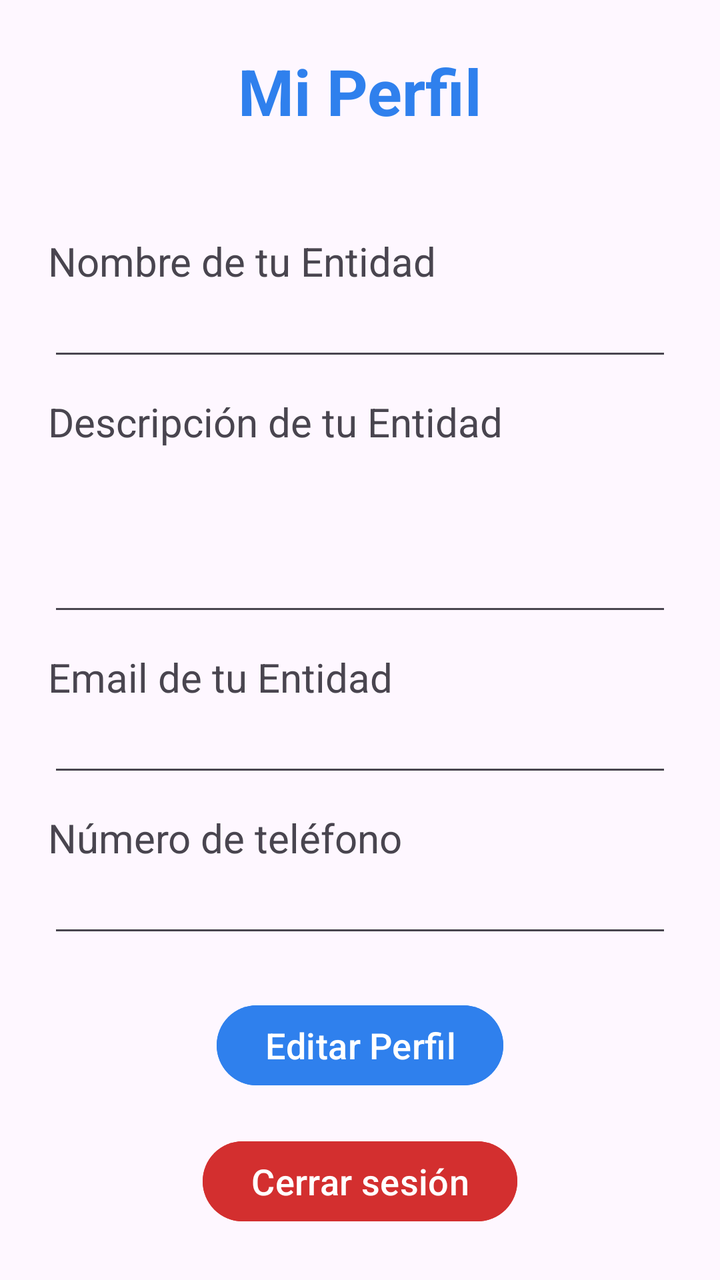
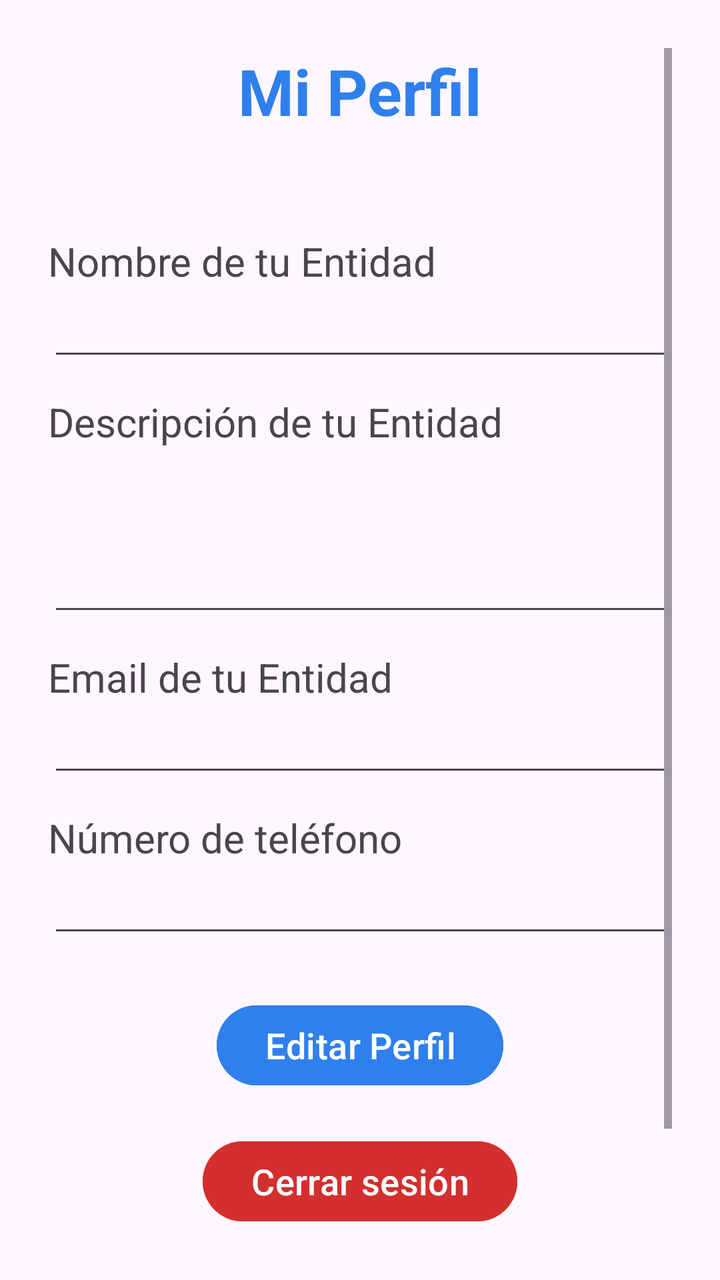

The first picture is an Android layout as it rendered before a commit; the second is the same layout after the commit. The layout source and the unified diff follow.
<!-- AndroidManifest.xml: application theme Theme.Conecta_Voluntariado_TFG -->
<!-- res/layout/activity_entity_profile.xml -->
<?xml version="1.0" encoding="utf-8"?>
<androidx.constraintlayout.widget.ConstraintLayout xmlns:android="http://schemas.android.com/apk/res/android"
    xmlns:app="http://schemas.android.com/apk/res-auto"
    xmlns:tools="http://schemas.android.com/tools"
    android:id="@+id/main"
    android:layout_width="match_parent"
    android:layout_height="match_parent"
    android:padding="24dp"
    tools:context=".EntityProfileActivity">

    <TextView
        android:layout_width="wrap_content"
        android:layout_height="wrap_content"
        android:id="@+id/tvProfile"
        android:text="Mi Perfil"
        android:textColor="@color/brand_blue"
        android:textSize="32sp"
        android:textStyle="bold"
        app:layout_constraintEnd_toEndOf="parent"
        app:layout_constraintStart_toStartOf="parent"
        app:layout_constraintTop_toTopOf="parent" />

    <LinearLayout
        android:layout_width="match_parent"
        android:layout_height="wrap_content"
        android:id="@+id/linearLayout"
        android:orientation="vertical"
        app:layout_constraintTop_toBottomOf="@+id/tvProfile">

        <TextView
            android:layout_width="match_parent"
            android:layout_height="wrap_content"
            android:layout_marginTop="50dp"
            android:text="Nombre de tu Entidad"
            android:textSize="20sp"
            app:layout_constraintStart_toStartOf="parent"
            app:layout_constraintTop_toTopOf="parent" />

        <EditText
            android:layout_width="match_parent"
            android:layout_height="wrap_content"
            android:id="@+id/etNameEntity" />

        <TextView
            android:layout_width="match_parent"
            android:layout_height="wrap_content"
            android:layout_marginTop="12dp"
            android:text="Descripción de tu Entidad"
            android:minLines="3"
            android:inputType="textMultiLine"
            android:textSize="20sp"
            app:layout_constraintStart_toStartOf="parent"
            app:layout_constraintTop_toTopOf="parent" />

        <EditText
            android:layout_width="match_parent"
            android:layout_height="wrap_content"
            android:id="@+id/etDescEntity" />

        <TextView
            android:layout_width="match_parent"
            android:layout_height="wrap_content"
            android:layout_marginTop="12dp"
            android:text="Email de tu Entidad"
            android:textSize="20sp" />

        <EditText
            android:layout_width="match_parent"
            android:layout_height="wrap_content"
            android:id="@+id/etEmailEntity" />

        <TextView
            android:layout_width="match_parent"
            android:layout_height="wrap_content"
            android:layout_marginTop="12dp"
            android:text="Número de teléfono"
            android:textSize="20sp"/>

        <EditText
            android:layout_width="match_parent"
            android:layout_height="wrap_content"
            android:id="@+id/etPhoneNumber" />

    </LinearLayout>

    <Button
        android:layout_width="wrap_content"
        android:layout_height="wrap_content"
        android:id="@+id/btnSaveProfile"
        android:backgroundTint="@color/brand_blue"
        android:text="Editar Perfil"
        android:textSize="18sp"
        android:layout_marginTop="25dp"
        app:layout_constraintEnd_toEndOf="parent"
        app:layout_constraintStart_toStartOf="parent"
        app:layout_constraintTop_toBottomOf="@+id/linearLayout" />

    <Button
        android:layout_width="wrap_content"
        android:layout_height="wrap_content"
        android:id="@+id/btnSignOut"
        android:text="Cerrar sesión"
        android:textSize="18sp"
        android:backgroundTint="@color/light_red"
        android:layout_marginTop="20dp"
        app:layout_constraintEnd_toEndOf="parent"
        app:layout_constraintStart_toStartOf="parent"
        app:layout_constraintTop_toBottomOf="@+id/btnSaveProfile" />

    <Button
        android:layout_width="wrap_content"
        android:layout_height="wrap_content"
        android:id="@+id/btnDeleteUser"
        android:text="Eliminar cuenta"
        android:textSize="18sp"
        android:backgroundTint="@color/light_red"
        android:layout_marginTop="10dp"
        app:layout_constraintEnd_toEndOf="parent"
        app:layout_constraintStart_toStartOf="parent"
        app:layout_constraintTop_toBottomOf="@+id/btnSignOut" />

</androidx.constraintlayout.widget.ConstraintLayout>
<!-- resources referenced by this layout -->
<resources>
  <color name="brand_blue">#2F80ED</color>
  <color name="light_red">#D32F2F</color>
  <style name="Theme.Conecta_Voluntariado_TFG" parent="Base.Theme.Conecta_Voluntariado_TFG" />
  <style name="Base.Theme.Conecta_Voluntariado_TFG" parent="Theme.Material3.DayNight.NoActionBar">
          
          
      </style>
</resources>

<!-- the commit's change to res/layout/activity_entity_profile.xml (unified diff, before → after) -->
@@ -8,115 +8,120 @@
     android:padding="24dp"
     tools:context=".EntityProfileActivity">
 
-    <TextView
-        android:layout_width="wrap_content"
-        android:layout_height="wrap_content"
-        android:id="@+id/tvProfile"
-        android:text="Mi Perfil"
-        android:textColor="@color/brand_blue"
-        android:textSize="32sp"
-        android:textStyle="bold"
+    <ScrollView
+        android:layout_width="0dp"
+        android:layout_height="0dp"
+        android:fillViewport="true"
+        app:layout_constraintBottom_toBottomOf="parent"
         app:layout_constraintEnd_toEndOf="parent"
         app:layout_constraintStart_toStartOf="parent"
-        app:layout_constraintTop_toTopOf="parent" />
+        app:layout_constraintTop_toTopOf="parent">
 
-    <LinearLayout
-        android:layout_width="match_parent"
-        android:layout_height="wrap_content"
-        android:id="@+id/linearLayout"
-        android:orientation="vertical"
-        app:layout_constraintTop_toBottomOf="@+id/tvProfile">
-
-        <TextView
+        <LinearLayout
             android:layout_width="match_parent"
             android:layout_height="wrap_content"
-            android:layout_marginTop="50dp"
-            android:text="Nombre de tu Entidad"
-            android:textSize="20sp"
-            app:layout_constraintStart_toStartOf="parent"
-            app:layout_constraintTop_toTopOf="parent" />
+            android:orientation="vertical">
 
-        <EditText
-            android:layout_width="match_parent"
-            android:layout_height="wrap_content"
-            android:id="@+id/etNameEntity" />
+            <TextView
+                android:id="@+id/tvProfile"
+                android:layout_width="wrap_content"
+                android:layout_height="wrap_content"
+                android:layout_gravity="center_horizontal"
+                android:text="Mi Perfil"
+                android:textColor="@color/brand_blue"
+                android:textSize="32sp"
+                android:textStyle="bold" />
 
-        <TextView
-            android:layout_width="match_parent"
-            android:layout_height="wrap_content"
-            android:layout_marginTop="12dp"
-            android:text="Descripción de tu Entidad"
-            android:minLines="3"
-            android:inputType="textMultiLine"
-            android:textSize="20sp"
-            app:layout_constraintStart_toStartOf="parent"
-            app:layout_constraintTop_toTopOf="parent" />
+            <LinearLayout
+                android:id="@+id/linearLayout"
+                android:layout_width="match_parent"
+                android:layout_height="wrap_content"
+                android:orientation="vertical">
 
-        <EditText
-            android:layout_width="match_parent"
-            android:layout_height="wrap_content"
-            android:id="@+id/etDescEntity" />
+                <TextView
+                    android:layout_width="match_parent"
+                    android:layout_height="wrap_content"
+                    android:layout_marginTop="50dp"
+                    android:text="Nombre de tu Entidad"
+                    android:textSize="20sp" />
 
-        <TextView
-            android:layout_width="match_parent"
-            android:layout_height="wrap_content"
-            android:layout_marginTop="12dp"
-            android:text="Email de tu Entidad"
-            android:textSize="20sp" />
+                <EditText
+                    android:id="@+id/etNameEntity"
+                    android:layout_width="match_parent"
+                    android:layout_height="wrap_content" />
 
-        <EditText
-            android:layout_width="match_parent"
-            android:layout_height="wrap_content"
-            android:id="@+id/etEmailEntity" />
+                <TextView
+                    android:layout_width="match_parent"
+                    android:layout_height="wrap_content"
+                    android:layout_marginTop="12dp"
+                    android:inputType="textMultiLine"
+                    android:minLines="3"
+                    android:text="Descripción de tu Entidad"
+                    android:textSize="20sp" />
 
-        <TextView
-            android:layout_width="match_parent"
-            android:layout_height="wrap_content"
-            android:layout_marginTop="12dp"
-            android:text="Número de teléfono"
-            android:textSize="20sp"/>
+                <EditText
+                    android:id="@+id/etDescEntity"
+                    android:layout_width="match_parent"
+                    android:layout_height="wrap_content" />
 
-        <EditText
-            android:layout_width="match_parent"
-            android:layout_height="wrap_content"
-            android:id="@+id/etPhoneNumber" />
+                <TextView
+                    android:layout_width="match_parent"
+                    android:layout_height="wrap_content"
+                    android:layout_marginTop="12dp"
+                    android:text="Email de tu Entidad"
+                    android:textSize="20sp" />
 
-    </LinearLayout>
+                <EditText
+                    android:id="@+id/etEmailEntity"
+                    android:layout_width="match_parent"
+                    android:layout_height="wrap_content" />
 
-    <Button
-        android:layout_width="wrap_content"
-        android:layout_height="wrap_content"
-        android:id="@+id/btnSaveProfile"
-        android:backgroundTint="@color/brand_blue"
-        android:text="Editar Perfil"
-        android:textSize="18sp"
-        android:layout_marginTop="25dp"
-        app:layout_constraintEnd_toEndOf="parent"
-        app:layout_constraintStart_toStartOf="parent"
-        app:layout_constraintTop_toBottomOf="@+id/linearLayout" />
+                <TextView
+                    android:layout_width="match_parent"
+                    android:layout_height="wrap_content"
+                    android:layout_marginTop="12dp"
+                    android:text="Número de teléfono"
+                    android:textSize="20sp" />
 
-    <Button
-        android:layout_width="wrap_content"
-        android:layout_height="wrap_content"
-        android:id="@+id/btnSignOut"
-        android:text="Cerrar sesión"
-        android:textSize="18sp"
-        android:backgroundTint="@color/light_red"
-        android:layout_marginTop="20dp"
-        app:layout_constraintEnd_toEndOf="parent"
-        app:layout_constraintStart_toStartOf="parent"
-        app:layout_constraintTop_toBottomOf="@+id/btnSaveProfile" />
+                <EditText
+                    android:id="@+id/etPhoneNumber"
+                    android:layout_width="match_parent"
+                    android:layout_height="wrap_content" />
 
-    <Button
-        android:layout_width="wrap_content"
-        android:layout_height="wrap_content"
-        android:id="@+id/btnDeleteUser"
-        android:text="Eliminar cuenta"
-        android:textSize="18sp"
-        android:backgroundTint="@color/light_red"
-        android:layout_marginTop="10dp"
-        app:layout_constraintEnd_toEndOf="parent"
-        app:layout_constraintStart_toStartOf="parent"
-        app:layout_constraintTop_toBottomOf="@+id/btnSignOut" />
+            </LinearLayout>
+
+            <Button
+                android:id="@+id/btnSaveProfile"
+                android:layout_width="wrap_content"
+                android:layout_height="wrap_content"
+                android:layout_gravity="center_horizontal"
+                android:layout_marginTop="25dp"
+                android:backgroundTint="@color/brand_blue"
+                android:text="Editar Perfil"
+                android:textSize="18sp" />
+
+            <Button
+                android:id="@+id/btnSignOut"
+                android:layout_width="wrap_content"
+                android:layout_height="wrap_content"
+                android:layout_gravity="center_horizontal"
+                android:layout_marginTop="20dp"
+                android:backgroundTint="@color/light_red"
+                android:text="Cerrar sesión"
+                android:textSize="18sp" />
+
+            <Button
+                android:id="@+id/btnDeleteUser"
+                android:layout_width="wrap_content"
+                android:layout_height="wrap_content"
+                android:layout_gravity="center_horizontal"
+                android:layout_marginTop="10dp"
+                android:backgroundTint="@color/light_red"
+                android:text="Eliminar cuenta"
+                android:textSize="18sp" />
+
+        </LinearLayout>
+
+    </ScrollView>
 
 </androidx.constraintlayout.widget.ConstraintLayout>
